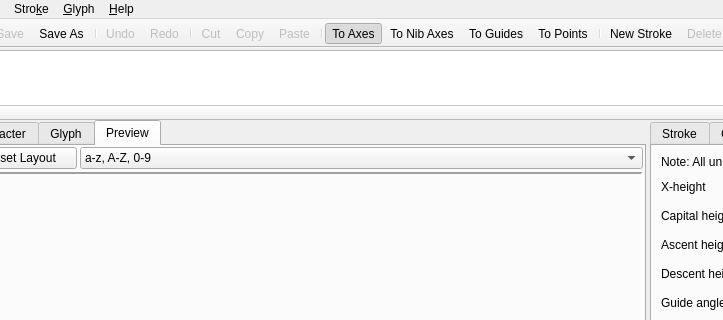
The window that pytalic2.ui (dsizzle/pytalic2) describes before a commit, drawn with Qt 5; both pictures show x 106 to 829 and y 0 to 320 of the 1024 by 768 pixel window.
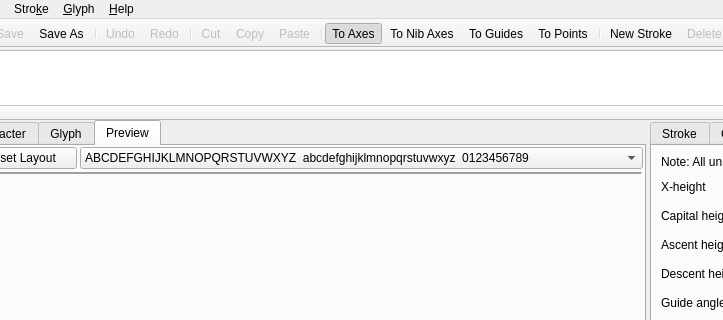
The same window after the commit. The open tabs and pages were chosen to show the change. Icons and pictures are not drawn. Custom widgets are drawn as their Qt base class.

Commit message: updated focus for drawing widgets and adjusted range of gap distance

Patch:
```diff
--- a/pytalic2.ui
+++ b/pytalic2.ui
@@ -265,7 +265,7 @@
                  </property>
                  <item>
                   <property name="text">
-                   <string>a-z, A-Z, 0-9</string>
+                   <string>ABCDEFGHIJKLMNOPQRSTUVWXYZ  abcdefghijklmnopqrstuvwxyz  0123456789</string>
                   </property>
                  </item>
                  <item>
```
Left out of the diff: 17 changed lines with no effect on the pictures. The commit also changes 1 other file.
